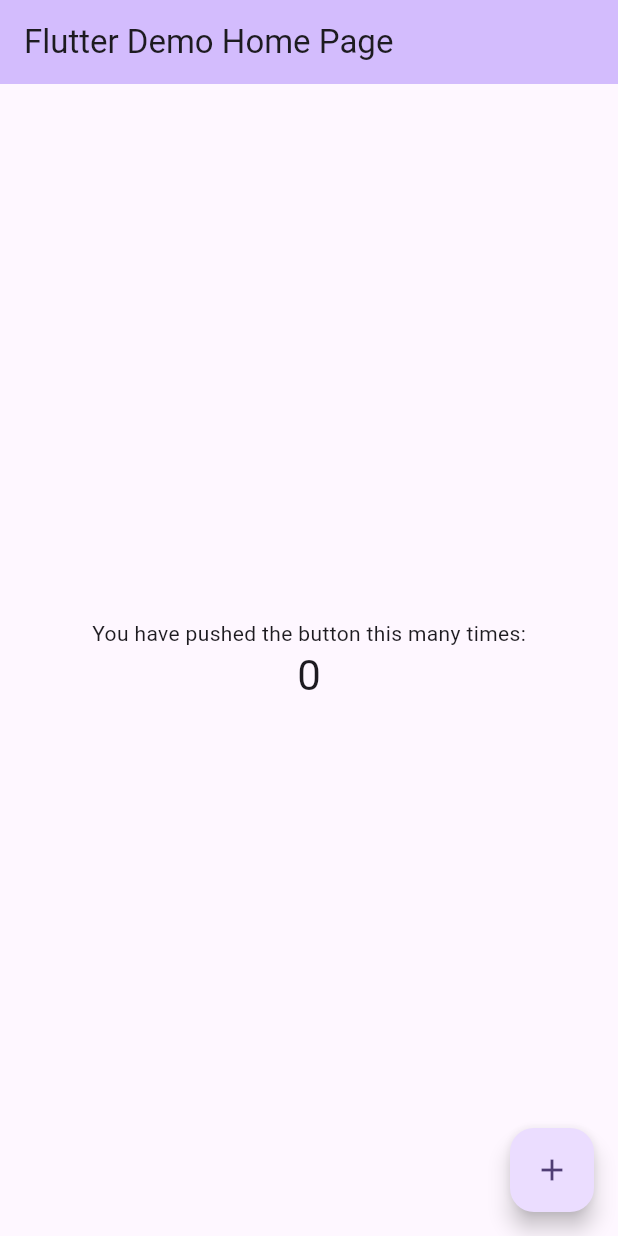
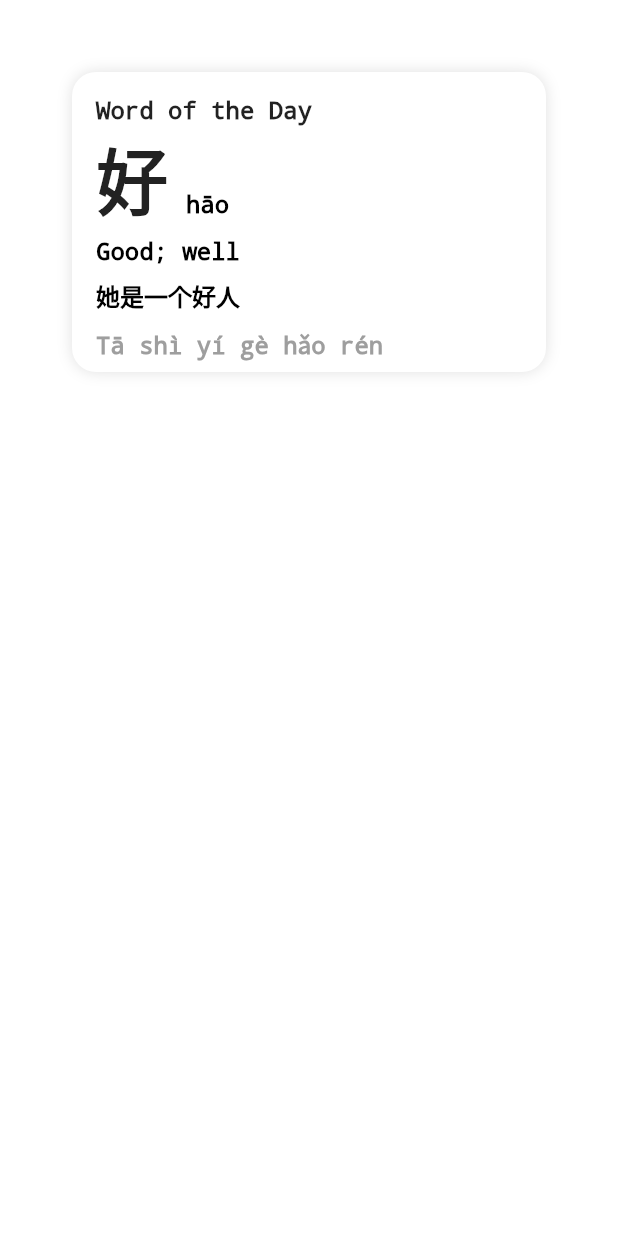
Before and after one commit to JasonS911/flashhanzi, a Flutter app: the screen it shows after launch, on a phone screen of 412 x 824 dp. Run offline on Flutter 3.47's test engine with Material 3 defaults, Android fonts, the phone set to English and light mode, and no system bars.

Commit message:
home page first card

```diff
--- /dev/null
+++ b/lib/home_page.dart
@@ -0,0 +1,149 @@
+import 'package:flutter/material.dart';
+
+void main() {
+  runApp(
+    MaterialApp(
+      theme: ThemeData(
+        textTheme: TextTheme(
+          bodyMedium: TextStyle(
+            color: Colors.black87, // Set a neutral default color
+            decoration: TextDecoration.none, // Remove default underline
+          ),
+        ),
+      ),
+      home:
+          const HomePage(), // Correctly uses the 'home' parameter of MaterialApp.router
+    ),
+  );
+}
+
+class HomePage extends StatefulWidget {
+  const HomePage({super.key});
+
+  @override
+  State<HomePage> createState() => _HomePageState();
+}
+
+class _HomePageState extends State<HomePage> {
+  @override
+  Widget build(BuildContext context) {
+    return Container(
+      color: Colors.white, // Sets the background color of the page
+      padding: const EdgeInsets.all(20),
+      child: Column(
+        crossAxisAlignment:
+            CrossAxisAlignment.center, // Centers children horizontally
+        children: [
+          Padding(
+            padding: const EdgeInsets.all(12),
+            child: Container(
+              width: double.infinity, // Makes the container full width
+              height: 200,
+              margin: const EdgeInsets.all(16.0),
+              decoration: BoxDecoration(
+                color: Colors.white,
+                borderRadius: BorderRadius.circular(16),
+                boxShadow: [BoxShadow(color: Colors.black12, blurRadius: 8)],
+              ),
+              child: Column(
+                crossAxisAlignment:
+                    CrossAxisAlignment.start, // Aligns children to the start
+                children: [
+                  Padding(
+                    padding: const EdgeInsets.only(
+                      top: 16,
+                      left: 16,
+                    ), // Adds space at the top
+                    child: Text(
+                      'Word of the Day',
+                      style: TextStyle(
+                        fontSize: 16,
+                        fontWeight: FontWeight.bold,
+                        color: Colors.black87,
+                        decoration:
+                            TextDecoration
+                                .none, // Remove underline from the title
+                      ),
+                    ),
+                  ),
+                  Padding(
+                    padding: const EdgeInsets.only(left: 16.0),
+                    child: Row(
+                      mainAxisAlignment: MainAxisAlignment.start,
+                      crossAxisAlignment: CrossAxisAlignment.end,
+                      children: [
+                        Text(
+                          '好',
+                          style: TextStyle(
+                            fontSize: 48,
+                            fontWeight: FontWeight.bold,
+                            color: Colors.black87,
+                            decoration: TextDecoration.none, // Remove underline
+                          ),
+                        ),
+                        Padding(
+                          padding: const EdgeInsets.only(
+                            left: 12,
+                            bottom: 8,
+                          ), // Adds space between character and text
+                          child: Text(
+                            'hāo', // Pinyin with tone
+                            style: TextStyle(
+                              fontSize: 16,
+                              color: Colors.black,
+                              fontWeight: FontWeight.w600,
+                              decoration: TextDecoration.none,
+                            ),
+                          ),
+                        ),
+                      ],
+                    ),
+                  ),
+                  SizedBox(height: 4),
+                  Padding(
+                    padding: const EdgeInsets.only(left: 16.0),
+                    child: Text(
+                      'Good; well',
+                      style: TextStyle(
+                        fontSize: 16,
+                        color: Colors.black,
+                        fontWeight: FontWeight.w600,
+                        decoration: TextDecoration.none, // Remove underline
+                      ),
+                    ),
+                  ),
+                  SizedBox(height: 8),
+                  Padding(
+                    padding: const EdgeInsets.only(left: 16.0),
+                    child: Text(
+                      '她是一个好人',
+                      style: TextStyle(
+                        fontSize: 16,
+                        color: Colors.black,
+                        fontWeight: FontWeight.w600,
+                        decoration: TextDecoration.none, // Remove underline
+                      ),
+                    ),
+                  ),
+                  SizedBox(height: 8),
+                  Padding(
+                    padding: const EdgeInsets.only(left: 16.0),
+                    child: Text(
+                      'Tā shì yí gè hǎo rén',
+                      style: TextStyle(
+                        fontSize: 16,
+                        color: Colors.grey,
+                        fontWeight: FontWeight.w600,
+                        decoration: TextDecoration.none, // Remove underline
+                      ),
+                    ),
+                  ),
+                ],
+              ),
+            ),
+          ), // Adds space at the top
+        ],
+      ),
+    );
+  }
+}
--- a/lib/main.dart
+++ b/lib/main.dart
@@ -1,3 +1,4 @@
+import 'package:flashhanzi/home_page.dart';
 import 'package:flutter/material.dart';
 
 void main() {
@@ -11,41 +12,22 @@ class MyApp extends StatelessWidget {
   @override
   Widget build(BuildContext context) {
     return MaterialApp(
-      title: 'Flutter Demo',
+      title: 'FlashHanzi',
       theme: ThemeData(
-        // This is the theme of your application.
-        //
-        // TRY THIS: Try running your application with "flutter run". You'll see
-        // the application has a purple toolbar. Then, without quitting the app,
-        // try changing the seedColor in the colorScheme below to Colors.green
-        // and then invoke "hot reload" (save your changes or press the "hot
-        // reload" button in a Flutter-supported IDE, or press "r" if you used
-        // the command line to start the app).
-        //
-        // Notice that the counter didn't reset back to zero; the application
-        // state is not lost during the reload. To reset the state, use hot
-        // restart instead.
-        //
-        // This works for code too, not just values: Most code changes can be
-        // tested with just a hot reload.
-        colorScheme: ColorScheme.fromSeed(seedColor: Colors.deepPurple),
+        textTheme: TextTheme(
+          bodyMedium: TextStyle(
+            color: Colors.black87, // Set a neutral default color
+            decoration: TextDecoration.none, // Remove default underline
+          ),
+        ),
       ),
-      home: const MyHomePage(title: 'Flutter Demo Home Page'),
+      home: const HomePage(),
     );
   }
 }
 
 class MyHomePage extends StatefulWidget {
   const MyHomePage({super.key, required this.title});
-
-  // This widget is the home page of your application. It is stateful, meaning
-  // that it has a State object (defined below) that contains fields that affect
-  // how it looks.
-
-  // This class is the configuration for the state. It holds the values (in this
-  // case the title) provided by the parent (in this case the App widget) and
-  // used by the build method of the State. Fields in a Widget subclass are
-  // always marked "final".
 
   final String title;
 
@@ -58,28 +40,14 @@ class _MyHomePageState extends State<MyHomePage> {
 
   void _incrementCounter() {
     setState(() {
-      // This call to setState tells the Flutter framework that something has
-      // changed in this State, which causes it to rerun the build method below
-      // so that the display can reflect the updated values. If we changed
-      // _counter without calling setState(), then the build method would not be
-      // called again, and so nothing would appear to happen.
       _counter++;
     });
   }
 
   @override
   Widget build(BuildContext context) {
-    // This method is rerun every time setState is called, for instance as done
-    // by the _incrementCounter method above.
-    //
-    // The Flutter framework has been optimized to make rerunning build methods
-    // fast, so that you can just rebuild anything that needs updating rather
-    // than having to individually change instances of widgets.
     return Scaffold(
       appBar: AppBar(
-        // TRY THIS: Try changing the color here to a specific color (to
-        // Colors.amber, perhaps?) and trigger a hot reload to see the AppBar
-        // change color while the other colors stay the same.
         backgroundColor: Theme.of(context).colorScheme.inversePrimary,
         // Here we take the value from the MyHomePage object that was created by
         // the App.build method, and use it to set our appbar title.
@@ -89,19 +57,6 @@ class _MyHomePageState extends State<MyHomePage> {
         // Center is a layout widget. It takes a single child and positions it
         // in the middle of the parent.
         child: Column(
-          // Column is also a layout widget. It takes a list of children and
-          // arranges them vertically. By default, it sizes itself to fit its
-          // children horizontally, and tries to be as tall as its parent.
-          //
-          // Column has various properties to control how it sizes itself and
-          // how it positions its children. Here we use mainAxisAlignment to
-          // center the children vertically; the main axis here is the vertical
-          // axis because Columns are vertical (the cross axis would be
-          // horizontal).
-          //
-          // TRY THIS: Invoke "debug painting" (choose the "Toggle Debug Paint"
-          // action in the IDE, or press "p" in the console), to see the
-          // wireframe for each widget.
           mainAxisAlignment: MainAxisAlignment.center,
           children: <Widget>[
             const Text('You have pushed the button this many times:'),
```
